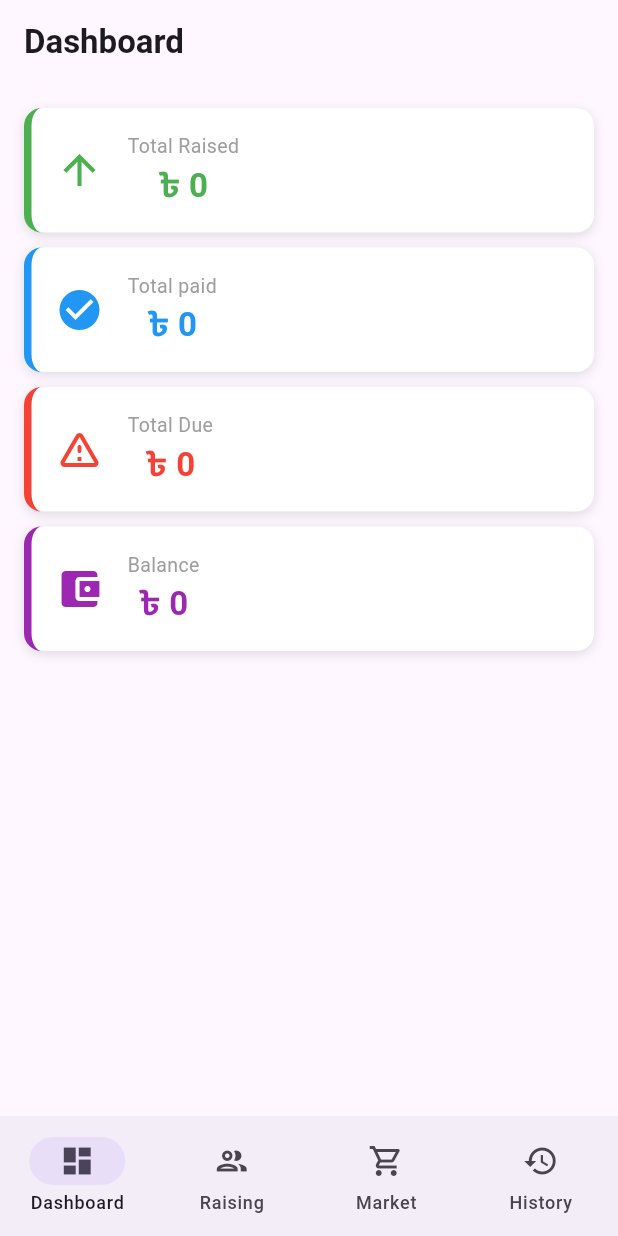
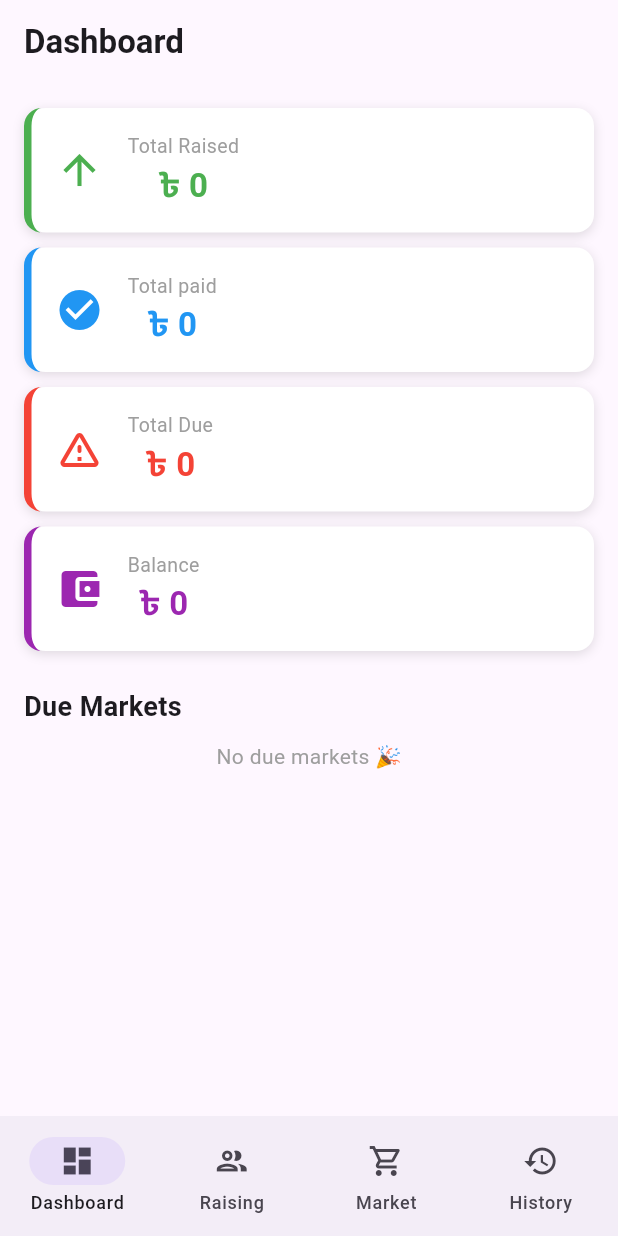
Before and after one commit to Yeasin00p/takar_khata, a Flutter app: the screen it shows after launch, on a phone screen of 412 x 824 dp. Run offline on Flutter 3.47's test engine with Material 3 defaults, Android fonts, the light colour scheme and no system bars; our stand-ins replace sqflite; accounts and stored records are empty.

Commit message:
dashborad show due

```diff
--- a/lib/features/dashborad/presentation/screen/dashborad_screen.dart
+++ b/lib/features/dashborad/presentation/screen/dashborad_screen.dart
@@ -1,5 +1,6 @@
 import 'package:flutter/material.dart';
 import 'package:provider/provider.dart';
+import 'package:takar_khata/features/dashborad/presentation/widget/due_tile_widget.dart';
 import 'package:takar_khata/features/dashborad/presentation/widget/overview_card_widget.dart';
 
 import '../../../market/presentation/providers/market_provider.dart';
@@ -49,6 +50,21 @@ class DashboradScreen extends StatelessWidget {
             color: Colors.purple,
             icon: Icons.account_balance_wallet,
           ),
+          const SizedBox(height: 24),
+          const Text(
+            'Due Markets',
+            style: TextStyle(fontSize: 18, fontWeight: FontWeight.bold),
+          ),
+          const SizedBox(height: 10),
+          if (market.dueMarkets.isEmpty)
+            const Center(
+              child: Text(
+                'No due markets 🎉',
+                style: TextStyle(color: Colors.grey),
+              ),
+            )
+          else
+            ...market.dueMarkets.map((m) => DueTile(market: m)),
         ],
       ),
     );
```
Also changed, not shown: lib/features/dashborad/presentation/widget/due_tile_widget.dart (added, +34 -0 lines).
